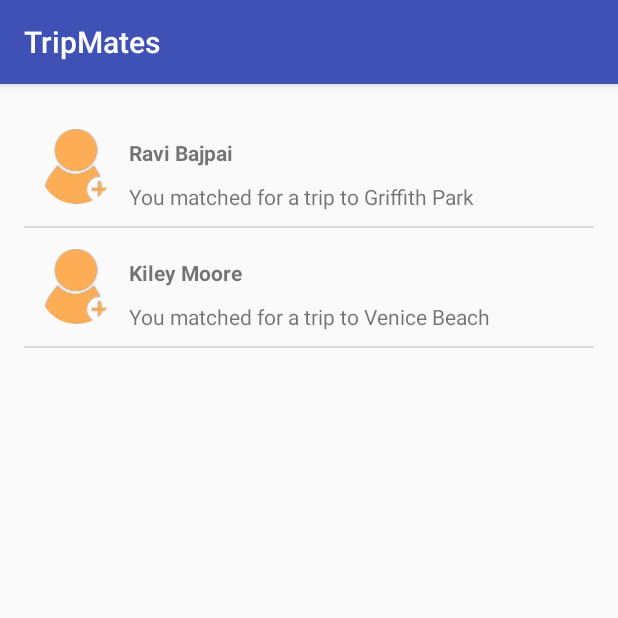
After one commit to anishgkanchan/TripMates, an Android app: the HistoryActivity screen opened directly, with no data from a screen before it, on a phone screen of 412 x 824 dp, the top half of it. The commit adds this screen. Run offline under Robolectric (Android 15) with nearby library versions, the phone set to English and light mode, and no system bars; libraries missing offline, so code that uses them is left out: com.makeramen.roundedimageview; plain views replace RoundedImageView; 2 statements that could not run were skipped.

Commit message:
history page

```diff
--- a/app/src/main/AndroidManifest.xml
+++ b/app/src/main/AndroidManifest.xml
@@ -16,10 +16,10 @@
     <uses-permission android:name="android.permission.INTERNET" />
 
     <application
+        android:name=".MyApplication"
         android:allowBackup="true"
         android:icon="@mipmap/ic_launcher"
         android:label="@string/app_name"
-        android:name=".MyApplication"
         android:supportsRtl="true"
         android:theme="@style/AppTheme">
 
@@ -67,7 +67,8 @@
             android:name=".PeopleProfileActivity"
             android:label="@string/title_activity_people_profile"
             android:theme="@style/AppTheme.NoActionBar" />
-        <activity android:name=".EditProfile"></activity>
+        <activity android:name=".EditProfile" />
+        <activity android:name=".HistoryActivity"></activity>
     </application>
 
 </manifest>
--- /dev/null
+++ b/app/src/main/java/tripmates/enigma/com/tripmates/HistoryActivity.java
@@ -0,0 +1,35 @@
+package tripmates.enigma.com.tripmates;
+
+import android.content.Intent;
+import android.graphics.BitmapFactory;
+import android.support.v7.app.AppCompatActivity;
+import android.os.Bundle;
+import android.support.v7.widget.Toolbar;
+import android.view.View;
+import android.widget.AdapterView;
+import android.widget.ListView;
+
+import java.util.List;
+
+public class HistoryActivity extends AppCompatActivity {
+    MyApplication application;
+    @Override
+    protected void onCreate(Bundle savedInstanceState) {
+        super.onCreate(savedInstanceState);
+        setContentView(R.layout.activity_history);
+        application = (MyApplication)getApplicationContext();
+        List<PeopleObj> peopleList = application.peopleList;
+        ListView list = (ListView) findViewById(R.id.list);
+        PersonDetails [] personDetails = new PersonDetails[2];
+        personDetails[0] = new PersonDetails();
+        personDetails[0].personName = peopleList.get(3).getName();
+        personDetails[0].desc ="You matched for a trip to Griffith Park";
+        personDetails[0].personImage =  BitmapFactory.decodeResource(getResources(), peopleList.get(3).getUserImage());
+        personDetails[1] = new PersonDetails();
+        personDetails[1].personName = peopleList.get(4).getName();
+        personDetails[1].desc ="You matched for a trip to Venice Beach";
+        personDetails[1].personImage =  BitmapFactory.decodeResource(getResources(), peopleList.get(4).getUserImage());
+        HistoryListAdapter listAdapter = new HistoryListAdapter(personDetails, this);
+        list.setAdapter(listAdapter);
+    }
+}
--- /dev/null
+++ b/app/src/main/java/tripmates/enigma/com/tripmates/HistoryListAdapter.java
@@ -0,0 +1,71 @@
+package tripmates.enigma.com.tripmates;
+
+import android.content.Context;
+import android.view.LayoutInflater;
+import android.view.View;
+import android.view.ViewGroup;
+import android.widget.BaseAdapter;
+import android.widget.ImageView;
+import android.widget.TextView;
+import android.widget.Toast;
+
+import com.makeramen.roundedimageview.RoundedImageView;
+
+/**
+ * Created by dnish on 11/30/2016.
+ */
+public class HistoryListAdapter extends BaseAdapter{
+    PersonDetails[] data;
+    LayoutInflater mInflater;
+    Context context;
+    HistoryListAdapter(PersonDetails[] data, Context context){
+        this.data = data;
+        this.context = context;
+        mInflater = (LayoutInflater)context.getSystemService(Context.LAYOUT_INFLATER_SERVICE);
+    }
+    @Override
+    public int getCount() {
+        return data.length;
+    }
+
+    @Override
+    public Object getItem(int position) {
+        return data[position];
+    }
+
+    @Override
+    public long getItemId(int position) {
+        return position;
+    }
+
+    @Override
+    public View getView(int position, View convertView, ViewGroup parent) {
+        System.out.println("getView " + position + " " + convertView);
+        ViewHolder holder = null;
+        if (convertView == null) {
+            convertView = mInflater.inflate(R.layout.people_listitem, null);
+            holder = new ViewHolder();
+            holder.name = (TextView)convertView.findViewById(R.id.txt_name);
+            holder.dist = (TextView)convertView.findViewById(R.id.txt_dist);
+            holder.img = (RoundedImageView) convertView.findViewById(R.id.img_person);
+            holder.btnAdd = (ImageView) convertView.findViewById(R.id.img_add_person);
+            convertView.setTag(holder);
+        } else {
+            holder = (ViewHolder)convertView.getTag();
+        }
+        holder.name.setText(data[position].personName);
+        holder.dist.setText(data[position].desc);
+        holder.img.setImageBitmap(data[position].personImage);
+        holder.btnAdd.setVisibility(View.GONE);
+        return convertView;
+    }
+
+    class ViewHolder {
+        TextView name,dist;
+        RoundedImageView img;
+        ImageView btnAdd;
+        ViewHolder() {
+        }
+
+    }
+}
--- a/app/src/main/java/tripmates/enigma/com/tripmates/MainActivity.java
+++ b/app/src/main/java/tripmates/enigma/com/tripmates/MainActivity.java
@@ -42,7 +42,7 @@ import java.util.List;
 public class MainActivity extends FragmentActivity implements OnMapReadyCallback, LocationListener {
 
     private GoogleMap mMap;
-    private ImageView imgSwap, imgFilter, imgProfile;
+    private ImageView imgSwap, imgFilter, imgProfile, imgHistory;
     boolean flag = true;
     private MainActivity mActivity;
     private BottomSheetBehavior behavior;
@@ -72,6 +72,16 @@ public class MainActivity extends FragmentActivity implements OnMapReadyCallback
         mActivity = this;
         imgSwap = (ImageView)findViewById(R.id.imgSwap);
         imgProfile = (ImageView) findViewById(R.id.imgProfile);
+        imgHistory = (ImageView) findViewById(R.id.imgHistory);
+
+        imgHistory.setOnClickListener(new View.OnClickListener() {
+            @Override
+            public void onClick(View v) {
+                Intent i = new Intent(MainActivity.this, HistoryActivity.class);
+                startActivity(i);
+            }
+        });
+
         imgProfile.setOnClickListener(new View.OnClickListener() {
             @Override
             public void onClick(View v) {
--- a/app/src/main/java/tripmates/enigma/com/tripmates/PersonDetails.java
+++ b/app/src/main/java/tripmates/enigma/com/tripmates/PersonDetails.java
@@ -9,4 +9,5 @@ public class PersonDetails {
     Bitmap personImage;
     String personName;
     double personDist;
+    String desc;
 }
--- /dev/null
+++ b/app/src/main/res/layout/activity_history.xml
@@ -0,0 +1,19 @@
+<?xml version="1.0" encoding="utf-8"?>
+<RelativeLayout xmlns:android="http://schemas.android.com/apk/res/android"
+    xmlns:tools="http://schemas.android.com/tools"
+    android:layout_width="match_parent"
+    android:layout_height="match_parent"
+    android:paddingBottom="@dimen/activity_vertical_margin"
+    android:paddingLeft="@dimen/activity_horizontal_margin"
+    android:paddingRight="@dimen/activity_horizontal_margin"
+    android:paddingTop="@dimen/activity_vertical_margin"
+    tools:context=".HistoryActivity">
+
+    <ListView
+        android:id="@+id/list"
+        android:layout_below="@+id/bar"
+        android:layout_width="match_parent"
+        android:layout_height="match_parent">
+    </ListView>
+
+</RelativeLayout>
```
